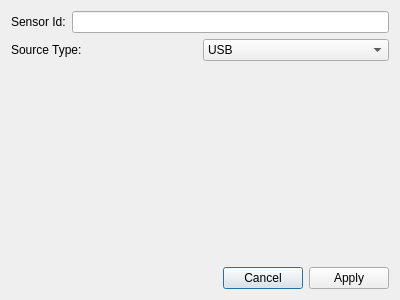
The window that app/widgets/sourcedialog.ui (Tilagiho/eNoseAnnotator) describes before a commit, drawn with Qt 5.
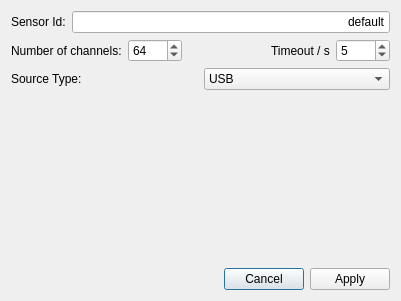
The same window after the commit.

Commit message: Feature: set any nChannels for DataSources

Patch:
```diff
--- a/app/widgets/sourcedialog.ui
+++ b/app/widgets/sourcedialog.ui
@@ -6,8 +6,8 @@
    <rect>
     <x>0</x>
     <y>0</y>
-    <width>400</width>
-    <height>300</height>
+    <width>401</width>
+    <height>301</height>
    </rect>
   </property>
   <property name="windowTitle">
@@ -24,11 +24,69 @@
       </widget>
      </item>
      <item>
-      <widget class="QLineEdit" name="sensorIdLineEdit"/>
+      <widget class="QLineEdit" name="sensorIdLineEdit">
+       <property name="text">
+        <string>default</string>
+       </property>
+       <property name="alignment">
+        <set>Qt::AlignRight|Qt::AlignTrailing|Qt::AlignVCenter</set>
+       </property>
+      </widget>
      </item>
     </layout>
    </item>
    <item row="1" column="0">
+    <layout class="QHBoxLayout" name="horizontalLayout_4">
+     <item>
+      <widget class="QLabel" name="sensorIdText_2">
+       <property name="text">
+        <string>Number of channels:</string>
+       </property>
+      </widget>
+     </item>
+     <item>
+      <widget class="QSpinBox" name="nChannelsSpinBox">
+       <property name="maximum">
+        <number>1000</number>
+       </property>
+       <property name="value">
+        <number>64</number>
+       </property>
+      </widget>
+     </item>
+     <item>
+      <spacer name="horizontalSpacer">
+       <property name="orientation">
+        <enum>Qt::Horizontal</enum>
+       </property>
+       <property name="sizeHint" stdset="0">
+        <size>
+         <width>40</width>
+         <height>20</height>
+        </size>
+       </property>
+      </spacer>
+     </item>
+     <item>
+      <widget class="QLabel" name="sensorIdText_3">
+       <property name="text">
+        <string>Timeout / s</string>
+       </property>
+      </widget>
+     </item>
+     <item>
+      <widget class="QSpinBox" name="timeoutSpinBox">
+       <property name="maximum">
+        <number>1000</number>
+       </property>
+       <property name="value">
+        <number>5</number>
+       </property>
+      </widget>
+     </item>
+    </layout>
+   </item>
+   <item row="2" column="0">
     <layout class="QHBoxLayout" name="horizontalLayout">
      <item>
       <widget class="QLabel" name="label">
@@ -48,14 +106,14 @@
      </item>
     </layout>
    </item>
-   <item row="2" column="0">
+   <item row="3" column="0">
     <widget class="QStackedWidget" name="stackedWidget">
      <property name="currentIndex">
       <number>-1</number>
      </property>
     </widget>
    </item>
-   <item row="3" column="0">
+   <item row="4" column="0">
     <layout class="QHBoxLayout" name="horizontalLayout_3">
      <item>
       <spacer name="horizontalSpacer_2">
```
The commit also changes 15 other files.
